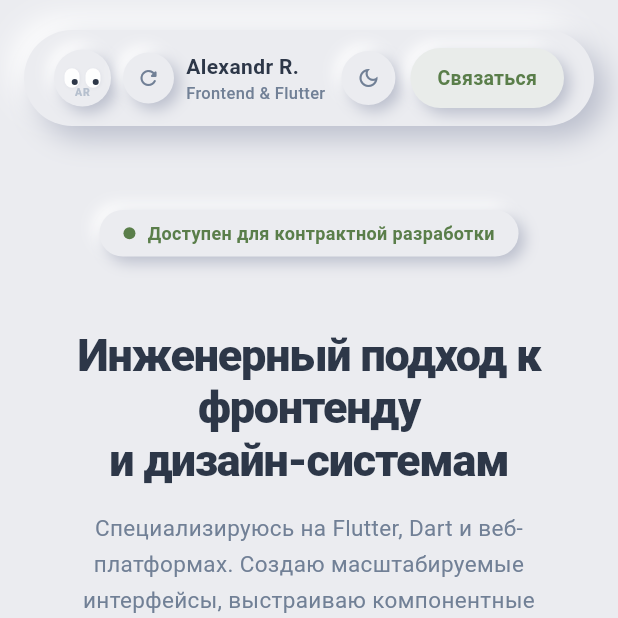
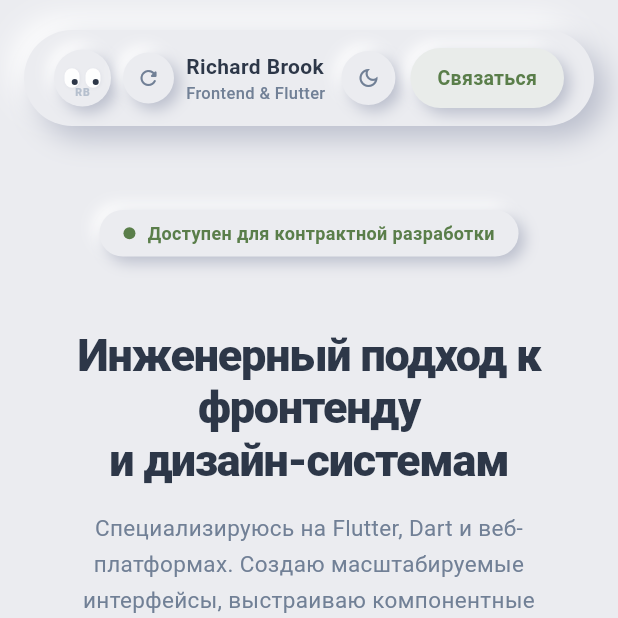
Before and after one commit to rassamaxaGT/web_profile, a Flutter app: the screen it shows after launch, on a phone screen of 412 x 824 dp, the top half of it. Run offline on Flutter 3.47's test engine with Material 3 defaults, Android fonts, the phone set to English and light mode, and no system bars.

Commit message:
feat: update developer name to Richard Brook across portfolio and metadata

```diff
--- a/lib/main.dart
+++ b/lib/main.dart
@@ -24,7 +24,7 @@ class DevPortfolioApp extends StatelessWidget {
   @override
   Widget build(BuildContext context) {
     return MaterialApp(
-      title: 'Alexandr R. • Flutter & Frontend Portfolio',
+      title: 'Richard Brook • Flutter & Frontend Portfolio',
       debugShowCheckedModeBanner: false,
       theme: ThemeData(
         useMaterial3: true,
--- a/lib/sections/contact_section.dart
+++ b/lib/sections/contact_section.dart
@@ -216,7 +216,7 @@ class _ContactSectionState extends State<ContactSection> {
                             child: NeomorphicInput(
                               controller: _nameController,
                               labelText: 'Имя',
-                              hintText: 'Александр',
+                              hintText: 'Richard',
                             ),
                           ),
                           const SizedBox(width: NeoSpacing.lg),
@@ -224,7 +224,7 @@ class _ContactSectionState extends State<ContactSection> {
                             child: NeomorphicInput(
                               controller: _emailController,
                               labelText: 'Email для ответа',
-                              hintText: 'alex@domain.com',
+                              hintText: 'richard@brook.dev',
                               keyboardType: TextInputType.emailAddress,
                             ),
                           ),
@@ -236,13 +236,13 @@ class _ContactSectionState extends State<ContactSection> {
                           NeomorphicInput(
                             controller: _nameController,
                             labelText: 'Имя',
-                            hintText: 'Александр',
+                            hintText: 'Richard',
                           ),
                           const SizedBox(height: NeoSpacing.md),
                           NeomorphicInput(
                             controller: _emailController,
                             labelText: 'Email для ответа',
-                            hintText: 'alex@domain.com',
+                            hintText: 'richard@brook.dev',
                             keyboardType: TextInputType.emailAddress,
                           ),
                         ],
--- a/lib/sections/footer_section.dart
+++ b/lib/sections/footer_section.dart
@@ -48,7 +48,7 @@ class FooterSection extends StatelessWidget {
           const SizedBox(height: NeoSpacing.xs),
 
           const Text(
-            '© 2026 Alexandr R.',
+            '© 2026 Richard Brook',
             style: TextStyle(
               fontSize: 11,
               color: NeoColors.textTertiary,
--- a/lib/sections/header_section.dart
+++ b/lib/sections/header_section.dart
@@ -76,7 +76,7 @@ class HeaderSection extends StatelessWidget {
                 mainAxisSize: MainAxisSize.min,
                 children: const [
                   Text(
-                    'Alexandr R.',
+                    'Richard Brook',
                     style: TextStyle(
                       fontSize: 14,
                       fontWeight: FontWeight.w700,
@@ -288,11 +288,11 @@ class _EyeTrackingLogo extends StatelessWidget {
                     _buildEye(pupilX, pupilY),
                   ],
                 ),
-                // Микро-подпись AR снизу
+                // Микро-подпись RB снизу
                 Positioned(
                   bottom: 4,
                   child: Text(
-                    'AR',
+                    'RB',
                     style: TextStyle(
                       fontSize: 7,
                       fontWeight: FontWeight.w900,
```
Also changed, not shown: 4 other files.
